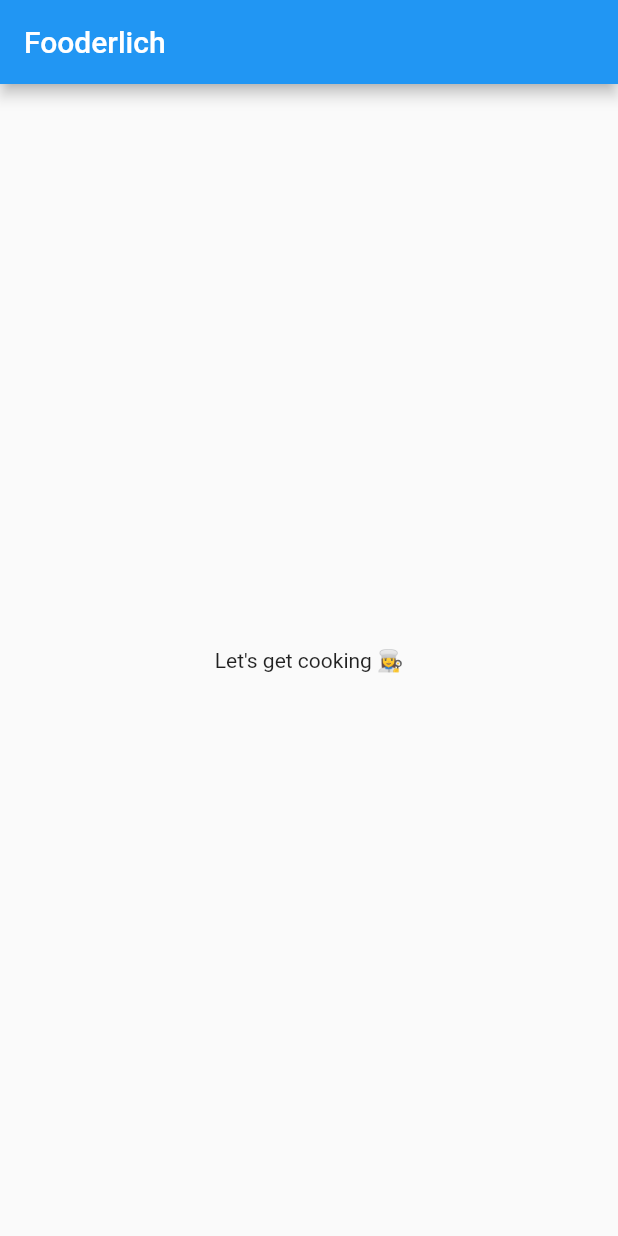
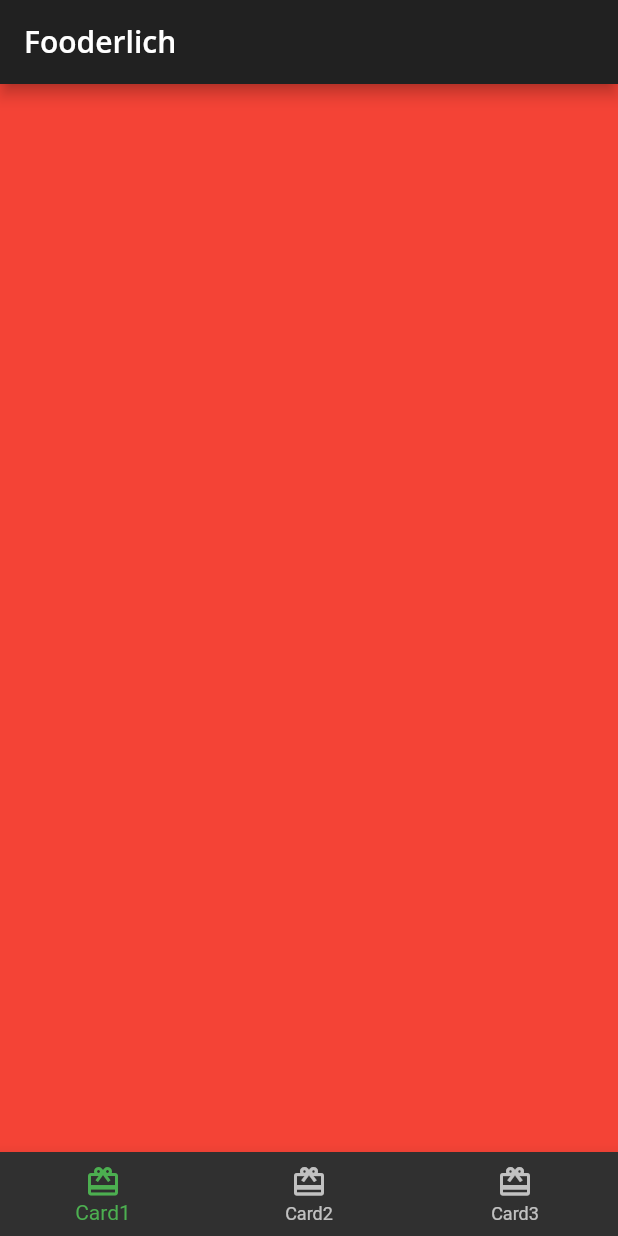
Before and after one commit to sh-cho/flutter-fooderlich-practice, a Flutter app: the screen it shows after launch, on a phone screen of 412 x 824 dp. Run offline on Flutter 3.47's test engine with Material 2 defaults, Android fonts, the phone set to English and light mode, and no system bars; our stand-ins replace google_fonts.

Commit message:
Scaffolding

```diff
--- /dev/null
+++ b/lib/fooderlich_theme.dart
@@ -0,0 +1,104 @@
+import 'package:flutter/material.dart';
+import 'package:google_fonts/google_fonts.dart';
+
+class FooderlichTheme {
+  static TextTheme lightTextTheme = TextTheme(
+    bodyText1: GoogleFonts.openSans(
+      fontSize: 14.0,
+      fontWeight: FontWeight.w700,
+      color: Colors.black,
+    ),
+    headline1: GoogleFonts.openSans(
+      fontSize: 32.0,
+      fontWeight: FontWeight.bold,
+      color: Colors.black,
+    ),
+    headline2: GoogleFonts.openSans(
+      fontSize: 21.0,
+      fontWeight: FontWeight.w700,
+      color: Colors.black,
+    ),
+    headline3: GoogleFonts.openSans(
+      fontSize: 16.0,
+      fontWeight: FontWeight.w600,
+      color: Colors.black,
+    ),
+    // XXX: Is this the only way?
+    headline6: GoogleFonts.openSans(
+      fontSize: 20.0,
+      fontWeight: FontWeight.w600,
+      color: Colors.black,
+    ),
+  );
+
+  static TextTheme darkTextTheme = TextTheme(
+    bodyText1: GoogleFonts.openSans(
+      fontSize: 14.0,
+      fontWeight: FontWeight.w700,
+      color: Colors.white,
+    ),
+    headline1: GoogleFonts.openSans(
+      fontSize: 32.0,
+      fontWeight: FontWeight.bold,
+      color: Colors.white,
+    ),
+    headline2: GoogleFonts.openSans(
+      fontSize: 21.0,
+      fontWeight: FontWeight.w700,
+      color: Colors.white,
+    ),
+    headline3: GoogleFonts.openSans(
+      fontSize: 16.0,
+      fontWeight: FontWeight.w600,
+      color: Colors.white,
+    ),
+    headline6: GoogleFonts.openSans(
+      fontSize: 20.0,
+      fontWeight: FontWeight.w600,
+      color: Colors.white,
+    ),
+  );
+
+  static ThemeData light() {
+    return ThemeData(
+      brightness: Brightness.light,
+      checkboxTheme: CheckboxThemeData(
+        fillColor: MaterialStateColor.resolveWith(
+              (states) {
+            return Colors.black;
+          },
+        ),
+      ),
+      appBarTheme: const AppBarTheme(
+        foregroundColor: Colors.black,
+        backgroundColor: Colors.white,
+      ),
+      floatingActionButtonTheme: const FloatingActionButtonThemeData(
+        foregroundColor: Colors.white,
+        backgroundColor: Colors.black,
+      ),
+      bottomNavigationBarTheme: const BottomNavigationBarThemeData(
+        selectedItemColor: Colors.green,
+      ),
+      textTheme: lightTextTheme,
+    );
+  }
+
+  static ThemeData dark() {
+    return ThemeData(
+      brightness: Brightness.dark,
+      appBarTheme: AppBarTheme(
+        foregroundColor: Colors.white,
+        backgroundColor: Colors.grey[900],
+      ),
+      floatingActionButtonTheme: const FloatingActionButtonThemeData(
+        foregroundColor: Colors.white,
+        backgroundColor: Colors.green,
+      ),
+      bottomNavigationBarTheme: const BottomNavigationBarThemeData(
+        selectedItemColor: Colors.green,
+      ),
+      textTheme: darkTextTheme,
+    );
+  }
+}
--- /dev/null
+++ b/lib/home.dart
@@ -0,0 +1,59 @@
+import 'package:flutter/material.dart';
+
+class Home extends StatefulWidget {
+  const Home({Key? key}) : super(key: key);
+
+  @override
+  _HomeState createState() => _HomeState();
+}
+
+class _HomeState extends State<Home> {
+  int _selectedIndex = 0;
+
+  static List<Widget> pages = <Widget>[
+    // TODO: Replace with Card1
+    Container(color: Colors.red),
+    // TODO: Replace with Card2
+    Container(color: Colors.green),
+    // TODO: Replace with Card3
+    Container(color: Colors.blue)
+  ];
+
+  void _onItemTapped(int index) {
+    setState(() {
+      _selectedIndex = index;
+    });
+  }
+
+  @override
+  Widget build(BuildContext context) {
+    return Scaffold(
+      appBar: AppBar(
+        title: Text(
+          'Fooderlich',
+          style: Theme.of(context).textTheme.headline6,
+        ),
+      ),
+      body: pages[_selectedIndex],
+      bottomNavigationBar: BottomNavigationBar(
+        selectedItemColor: Theme.of(context).textSelectionTheme.selectionColor,
+        currentIndex: _selectedIndex,
+        onTap: _onItemTapped,
+        items: const <BottomNavigationBarItem>[
+          BottomNavigationBarItem(
+            icon: Icon(Icons.card_giftcard),
+            label: 'Card1',
+          ),
+          BottomNavigationBarItem(
+            icon: Icon(Icons.card_giftcard),
+            label: 'Card2',
+          ),
+          BottomNavigationBarItem(
+            icon: Icon(Icons.card_giftcard),
+            label: 'Card3',
+          ),
+        ],
+      ),
+    );
+  }
+}
--- a/lib/main.dart
+++ b/lib/main.dart
@@ -1,4 +1,7 @@
 import 'package:flutter/material.dart';
+
+import 'fooderlich_theme.dart';
+import 'home.dart';
 
 void main() {
   runApp(const Fooderlich());
@@ -9,17 +12,13 @@ class Fooderlich extends StatelessWidget {
 
   @override
   Widget build(BuildContext context) {
-    // TODO: Create theme
+    final theme = FooderlichTheme.dark();
+
     // TODO: Apply Home widget
     return MaterialApp(
-      // TODO: Add theme
+      theme: theme,
       title: 'Fooderlich',
-      home: Scaffold(
-        // TODO: Style the title
-        appBar: AppBar(title: const Text('Fooderlich')),
-        // TODO: Style the body text
-        body: const Center(child: Text('Let\'s get cooking 👩‍🍳')),
-      ),
+      home: const Home(),
     );
   }
 }
--- a/pubspec.yaml
+++ b/pubspec.yaml
@@ -34,6 +34,7 @@ dependencies:
   # The following adds the Cupertino Icons font to your application.
   # Use with the CupertinoIcons class for iOS style icons.
   cupertino_icons: ^1.0.2
+  google_fonts: ^2.1.0
 
 dev_dependencies:
   flutter_test:
```
Also changed, not shown: pubspec.lock, 3 other files.
